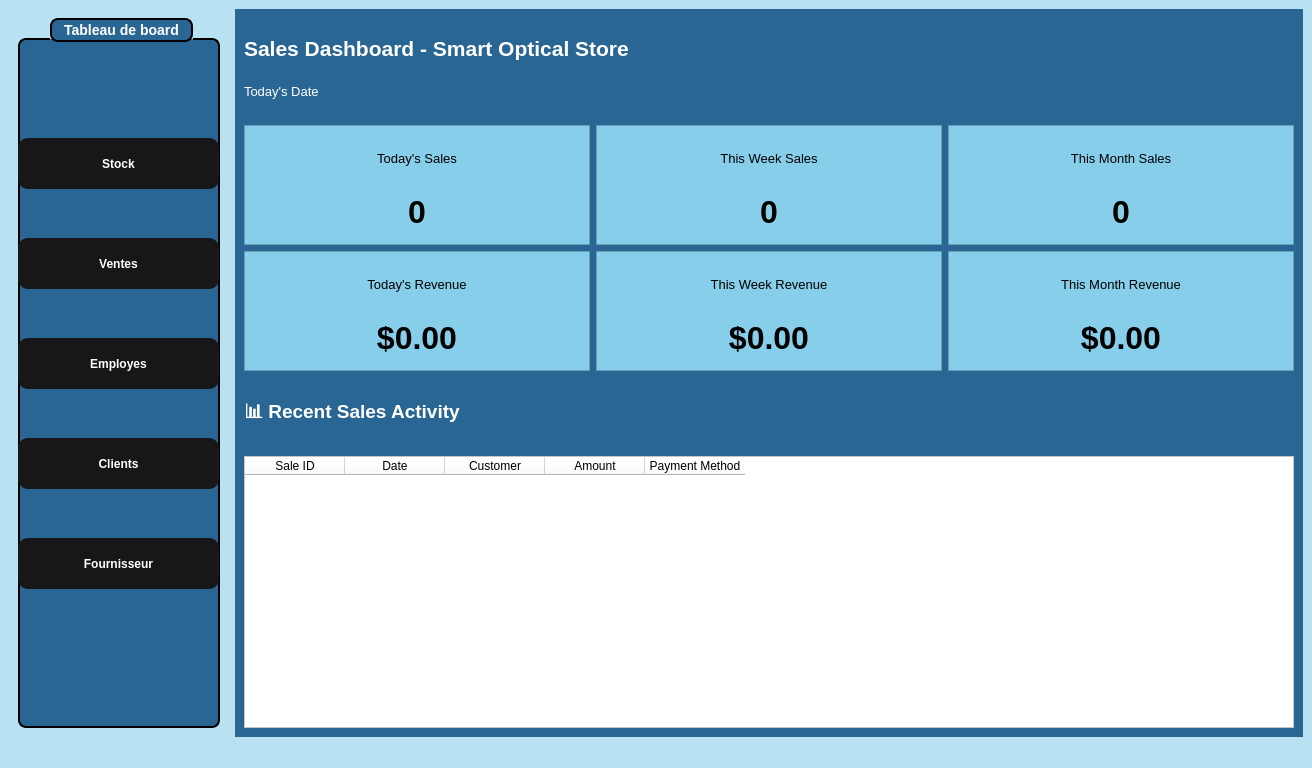
First picture: the form in dashboardwindow.ui, repository Esprit-UP-Algo/projetcpp-2a25-s1-smart-optical-store, before the edit.
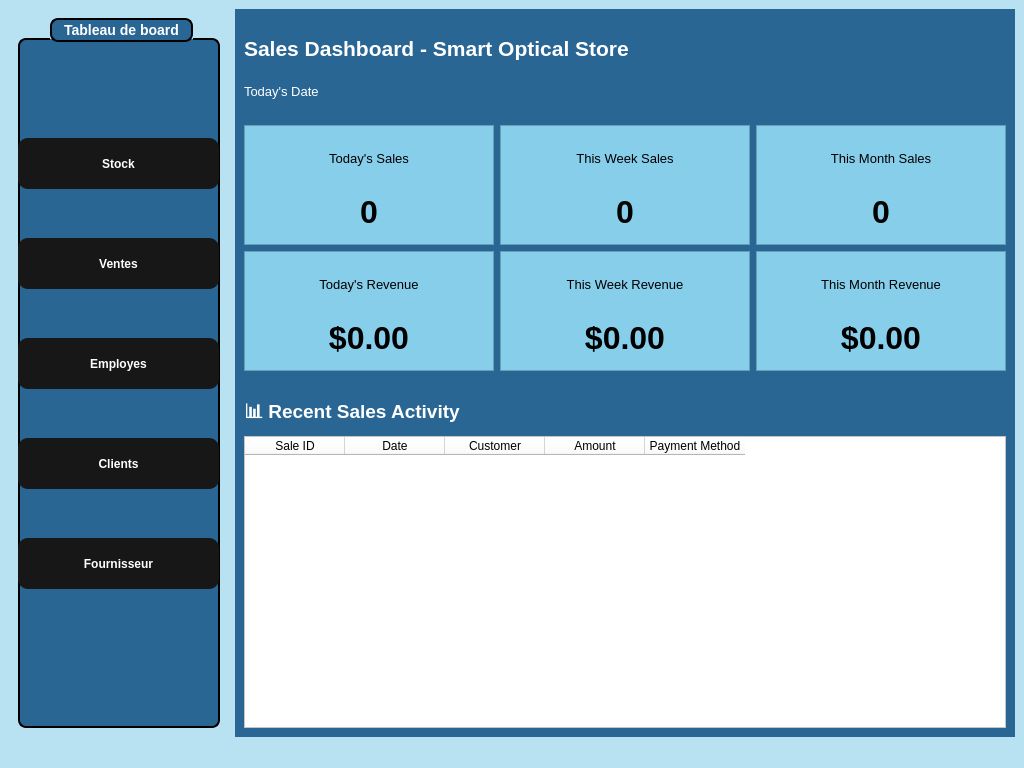
Second picture: the form after the edit. Icons and pictures are not drawn.

Patch:
```diff
--- a/dashboardwindow.ui
+++ b/dashboardwindow.ui
@@ -6,8 +6,6 @@
    <rect>
     <x>0</x>
     <y>0</y>
-    <width>1312</width>
-
     <width>1024</width>
     <height>768</height>
    </rect>
@@ -687,23 +685,6 @@
         </widget>
        </item>
        <item>
-        <spacer name="verticalSpacer_4">
-         <property name="orientation">
-          <enum>Qt::Orientation::Vertical</enum>
-         </property>
-         <property name="sizeType">
-          <enum>QSizePolicy::Policy::Fixed</enum>
-         </property>
-         <property name="sizeHint" stdset="0">
-          <size>
-           <width>20</width>
-           <height>20</height>
-          </size>
-         </property>
-        </spacer>
-       </item>
-       <item>
-
         <widget class="QTableWidget" name="recentSalesTable">
          <property name="minimumSize">
           <size>
```
Left out of the diff: 2 changed lines with no effect on the pictures.
